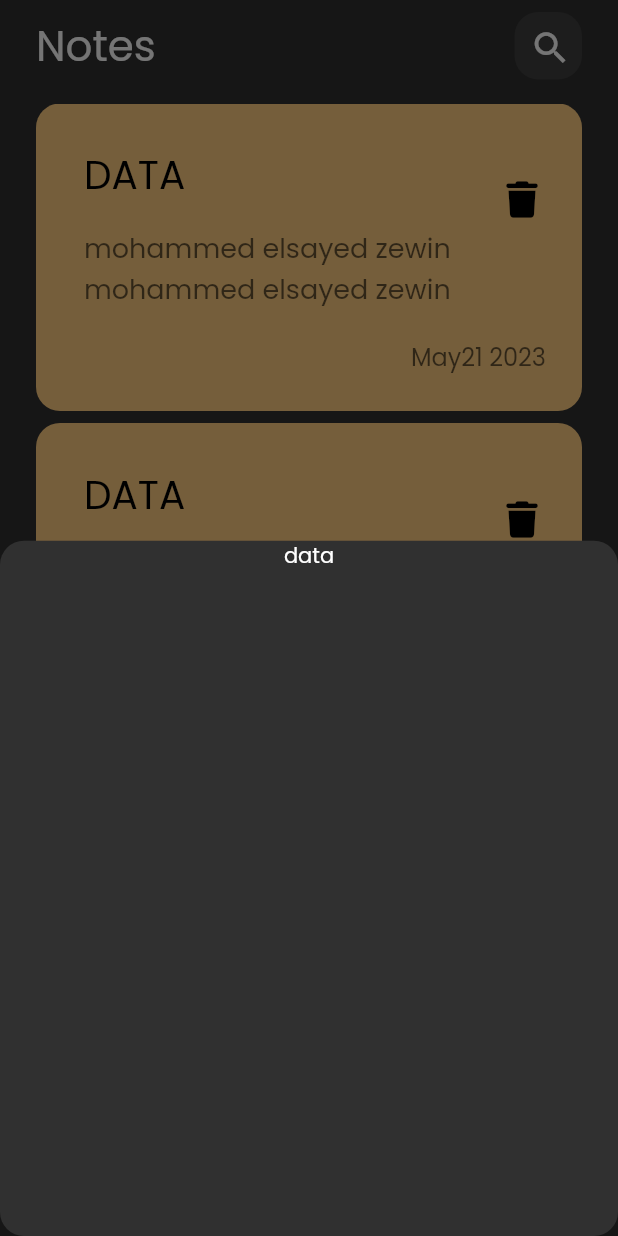
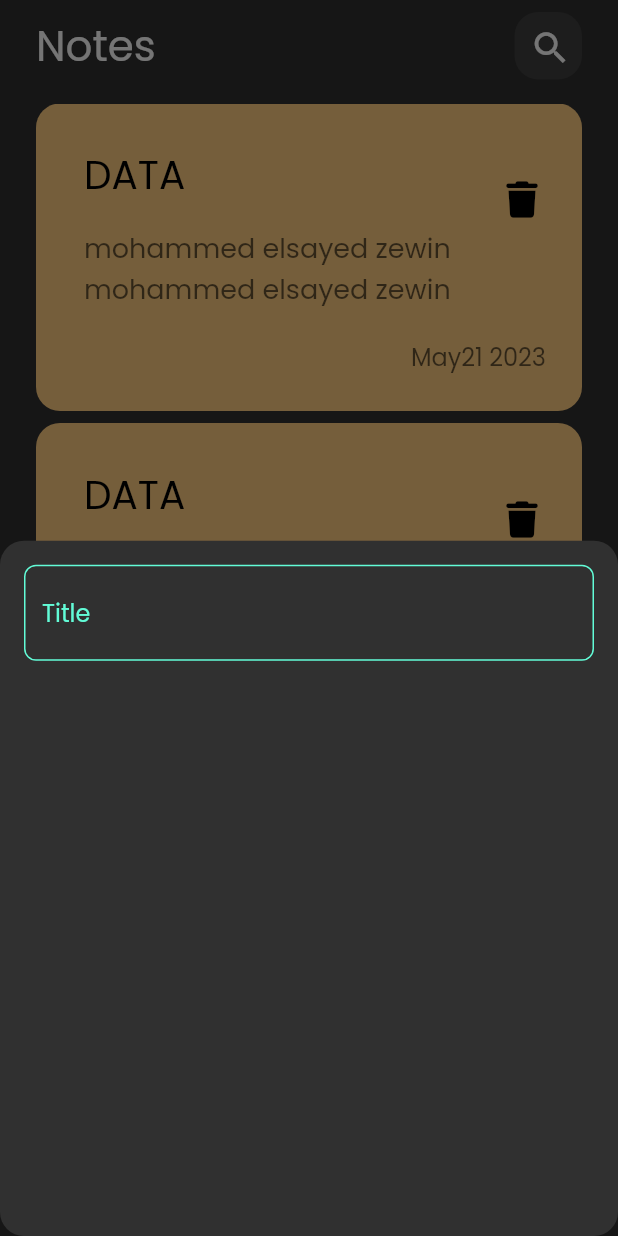
Before and after one commit to MohammedZewin27/noteApp, a Flutter app: the screen it shows after launch, after a tap on the "add" icon, on a phone screen of 412 x 824 dp. Run offline on Flutter 3.47's test engine with Material 2 defaults, Android fonts, the phone set to English and light mode, and no system bars; our stand-ins replace font_awesome_flutter.

Commit message:
Custom TextForm Field

```diff
--- /dev/null
+++ b/lib/component/CustomTextFormField.dart
@@ -0,0 +1,36 @@
+import 'package:flutter/material.dart';
+
+import '../constants/constantForApp.dart';
+
+class CustomTextFormField extends StatelessWidget {
+  const CustomTextFormField({
+    super.key,
+  });
+
+  @override
+  Widget build(BuildContext context) {
+    return TextFormField(
+      cursorColor: primaryColor,
+      decoration:  InputDecoration(
+        hintText: 'Title',
+        hintStyle: const TextStyle(
+          color:primaryColor
+        ),
+        border: OutlineInputBorder(
+            borderSide: const BorderSide(
+                color: primaryColor,
+            ),
+            borderRadius: BorderRadius.circular(8)
+        ),
+        enabledBorder: OutlineInputBorder(
+          borderSide: const BorderSide(color: primaryColor),
+          borderRadius: BorderRadius.circular(8)
+        ),
+        focusedBorder: OutlineInputBorder(
+            borderSide: const BorderSide(color: primaryColor),
+            borderRadius: BorderRadius.circular(16)
+        )
+      ),
+    );
+  }
+}
--- a/lib/component/addNoteBottomSheet.dart
+++ b/lib/component/addNoteBottomSheet.dart
@@ -1,4 +1,6 @@
 import 'package:flutter/material.dart';
+
+import 'CustomTextFormField.dart';
 
 class AddNoteBottomSheet extends StatelessWidget {
   const AddNoteBottomSheet({
@@ -7,13 +9,13 @@ class AddNoteBottomSheet extends StatelessWidget {
 
   @override
   Widget build(BuildContext context) {
-    return Container(
-      child: Column(
+    return Padding(
+      padding: const EdgeInsets.symmetric(horizontal: 16,vertical: 16),
+      child: const Column(
         children: [
-          Text('data'),
+          CustomTextFormField()
         ],
       ),
-
     );
   }
 }
--- a/lib/constants/constantForApp.dart
+++ b/lib/constants/constantForApp.dart
@@ -1 +1,4 @@
+import 'dart:ui';
+
 const String fontsForNote='Poppins';
+const Color primaryColor=Color(0xff62fcd7);
```
